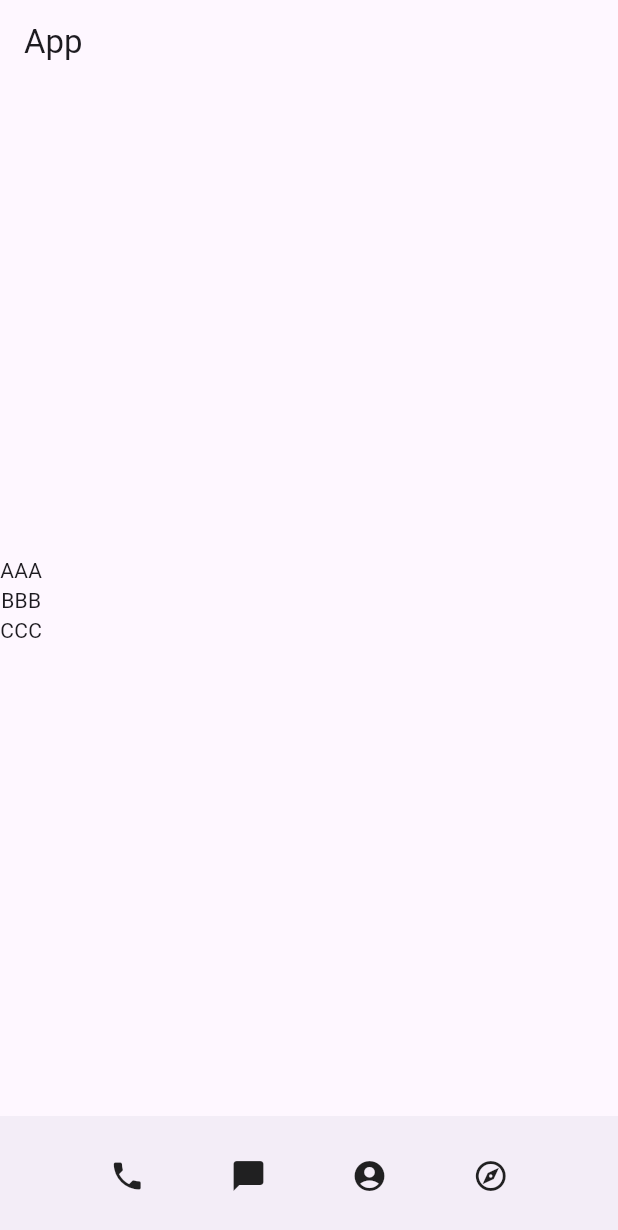
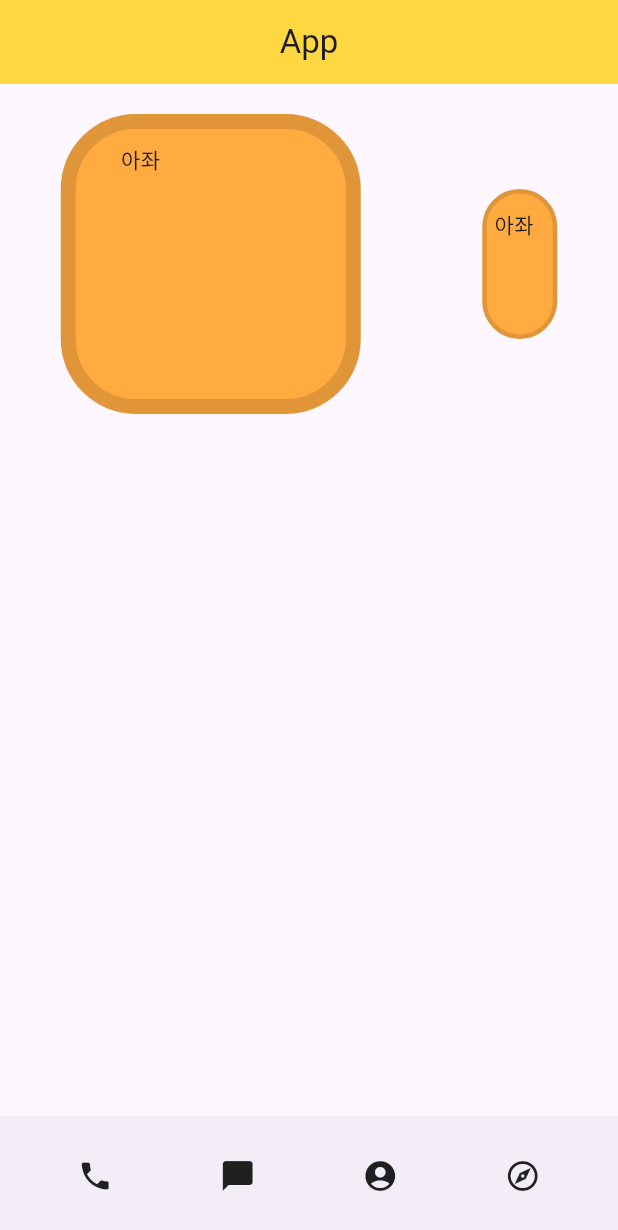
Before and after one commit to yesolll/contact, a Flutter app: the screen it shows after launch, on a phone screen of 412 x 824 dp. Shown: the top 1230 px of the screen. Run offline on Flutter 3.47's test engine with Material 3 defaults, Android fonts, the phone set to English and light mode, and no system bars.

Commit message:
1. Practice Box Design

```diff
--- a/lib/main.dart
+++ b/lib/main.dart
@@ -12,19 +12,42 @@ class MyApp extends StatelessWidget {
     return MaterialApp(
       home: Scaffold(
         appBar: AppBar(
-          title: const Text("App"),
+          backgroundColor: Colors.amberAccent,
+          title: const Center(
+            child: Text('App'),
           ),
-        body: const Column(
-          mainAxisAlignment: MainAxisAlignment.center,
+        ),
+        body: Row(
+          mainAxisAlignment: MainAxisAlignment.spaceAround,
           children: [
-            Text("AAA"),
-            Text("BBB"),
-            Text("CCC")
+            Container(
+              width: 200,
+              height: 200,
+              margin: const EdgeInsets.all(20),
+              padding: const EdgeInsets.fromLTRB(30, 10, 0, 0),
+              decoration: BoxDecoration(
+                color: Colors.orangeAccent,
+                border: Border.all(width: 10, color: Colors.black12),
+                borderRadius: BorderRadius.circular(50)
+              ),
+              child: const Text('아좌'),
+            ), Container(
+              width: 50,
+              height: 100,
+              margin: const EdgeInsets.all(20),
+              padding: const EdgeInsets.fromLTRB(5, 10, 0, 0),
+              decoration: BoxDecoration(
+                  color: Colors.orangeAccent,
+                  border: Border.all(width: 3, color: Colors.black12),
+                  borderRadius: BorderRadius.circular(50)
+              ),
+              child: const Text('아좌'),
+            )
           ],
         ),
         bottomNavigationBar: const BottomAppBar(
           child: Row(
-              mainAxisAlignment: MainAxisAlignment.spaceEvenly,
+            mainAxisAlignment: MainAxisAlignment.spaceAround,
             children: [
               Icon(Icons.phone),
               Icon(Icons.messenger),
@@ -32,8 +55,8 @@ class MyApp extends StatelessWidget {
               Icon(Icons.explore_outlined),
             ]
           ),
+        ),
       )
-      ),
     );
   }
 }
```
Lines whose indentation alone changed are shown as unchanged.
